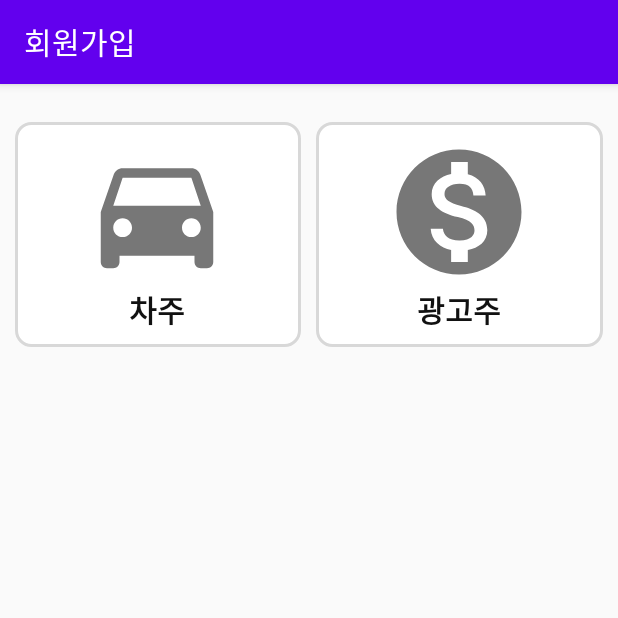
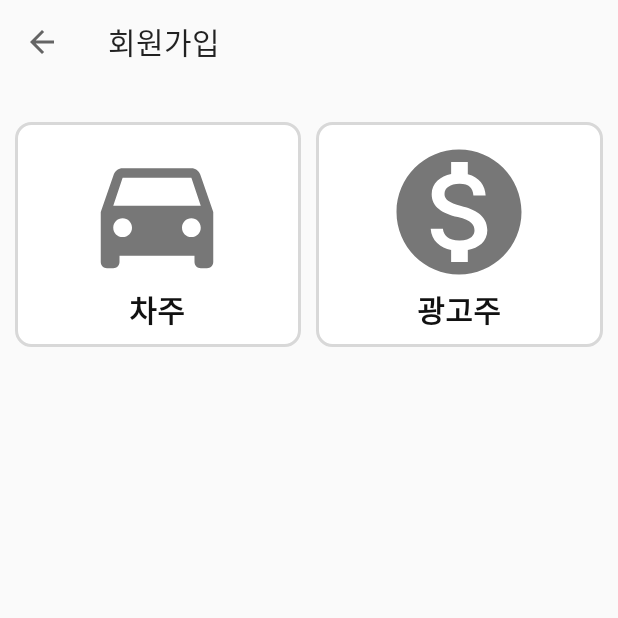
Before and after one commit to inthesnow/snow, an Android app: the SignupActivity screen opened directly, with no data from a screen before it, on a phone screen of 412 x 824 dp, the top half of it. Run offline under Robolectric (Android 15) with nearby library versions, the phone set to English and light mode, and no system bars; our stand-ins replace data binding.

Commit message:
전체 툴바 삭제 앱바레이아웃생성 회원가입페이지 앱바 삽입

```diff
--- a/app/src/main/java/com/example/mycarad/view/activity/SignupActivity.java
+++ b/app/src/main/java/com/example/mycarad/view/activity/SignupActivity.java
@@ -1,6 +1,7 @@
 package com.example.mycarad.view.activity;
 
 import android.os.Bundle;
+import android.view.MenuItem;
 import android.view.View;
 import android.widget.AdapterView;
 import android.widget.ArrayAdapter;
@@ -8,6 +9,7 @@ import android.widget.CompoundButton;
 import android.widget.Spinner;
 import android.widget.Toast;
 
+import androidx.annotation.NonNull;
 import androidx.appcompat.app.AppCompatActivity;
 import androidx.databinding.DataBindingUtil;
 
@@ -28,6 +30,10 @@ public class SignupActivity extends AppCompatActivity {
     protected void onCreate(Bundle savedInstanceState) {
         super.onCreate(savedInstanceState);
         binding = DataBindingUtil.setContentView(this, R.layout.activity_signup);
+        setSupportActionBar(binding.includAppBar.toolBar);
+
+        getSupportActionBar().setDisplayHomeAsUpEnabled(true);
+
 
         binding.carButton.setOnCheckedChangeListener(new CompoundButton.OnCheckedChangeListener() {
             @Override
@@ -64,4 +70,15 @@ public class SignupActivity extends AppCompatActivity {
             }
         });
     }
+
+    @Override
+    public boolean onOptionsItemSelected(@NonNull MenuItem item) {
+        switch (item.getItemId()){
+            case android.R.id.home:{ //toolbar의 back키 눌렀을 때 동작
+                finish();
+                return true;
+            }
+        }
+        return super.onOptionsItemSelected(item);
+    }
 }
--- a/app/src/main/res/layout/activity_login.xml
+++ b/app/src/main/res/layout/activity_login.xml
@@ -14,7 +14,7 @@
         app:layout_constraintStart_toStartOf="parent"
         app:layout_constraintTop_toTopOf="parent"
         app:layout_constraintVertical_bias="0.3"
-        tools:background="@drawable/home" />
+        android:background="@drawable/home" />
 
     <TextView
         android:id="@+id/errorTextView"
--- a/app/src/main/res/layout/activity_signup.xml
+++ b/app/src/main/res/layout/activity_signup.xml
@@ -3,9 +3,23 @@
     xmlns:app="http://schemas.android.com/apk/res-auto"
     xmlns:tools="http://schemas.android.com/tools">
 
+    <androidx.constraintlayout.widget.ConstraintLayout
+        android:layout_width="match_parent"
+        android:layout_height="match_parent">
+
+        <include
+            android:id="@+id/includAppBar"
+            layout="@layout/widget_appbar"
+            android:layout_width="match_parent"
+            android:layout_height="wrap_content"
+            app:layout_constraintTop_toTopOf="parent" />
+
         <androidx.core.widget.NestedScrollView
             android:layout_width="match_parent"
-        android:layout_height="match_parent">
+            android:layout_height="wrap_content"
+            app:layout_constraintTop_toBottomOf="@+id/includAppBar"
+            app:layout_constraintBottom_toBottomOf="parent"
+            app:layout_constraintVertical_bias="0">
 
             <androidx.constraintlayout.widget.ConstraintLayout
                 android:layout_width="match_parent"
@@ -84,4 +98,5 @@
 
             </androidx.constraintlayout.widget.ConstraintLayout>
         </androidx.core.widget.NestedScrollView>
+    </androidx.constraintlayout.widget.ConstraintLayout>
 </layout>
--- /dev/null
+++ b/app/src/main/res/layout/widget_appbar.xml
@@ -0,0 +1,23 @@
+<?xml version="1.0" encoding="utf-8"?>
+<layout xmlns:android="http://schemas.android.com/apk/res/android"
+    xmlns:tools="http://schemas.android.com/tools">
+
+    <androidx.coordinatorlayout.widget.CoordinatorLayout
+        android:layout_width="match_parent"
+        android:layout_height="wrap_content">
+        <androidx.appcompat.widget.Toolbar
+            android:layout_width="match_parent"
+            android:layout_height="wrap_content"
+            android:id="@+id/toolBar"/>
+
+        <TextView
+            android:id="@+id/appBarTitle"
+            android:layout_width="wrap_content"
+            android:layout_height="wrap_content"
+            android:layout_gravity="center"
+            android:textSize="20sp"
+            android:textStyle="bold"
+            tools:text="잘나오는지좀 보자 이 타이틀아"/>
+
+    </androidx.coordinatorlayout.widget.CoordinatorLayout>
+</layout>
--- a/app/src/main/res/values/styles.xml
+++ b/app/src/main/res/values/styles.xml
@@ -1,7 +1,7 @@
 <resources>
 
     <!-- Base application theme. -->
-    <style name="AppTheme" parent="Theme.AppCompat.Light.DarkActionBar">
+    <style name="AppTheme" parent="Theme.AppCompat.Light.NoActionBar">
         <!-- Customize your theme here. -->
         <item name="colorPrimary">@color/colorPrimary</item>
         <item name="colorPrimaryDark">@color/colorPrimaryDark</item>
```
Also changed, not shown: app/src/main/AndroidManifest.xml (+11 -9 lines), app/src/main/res/layout/activity_home.xml (+9 -2 lines), gradle/wrapper/gradle-wrapper.properties. Lines whose indentation alone changed are shown as unchanged.
